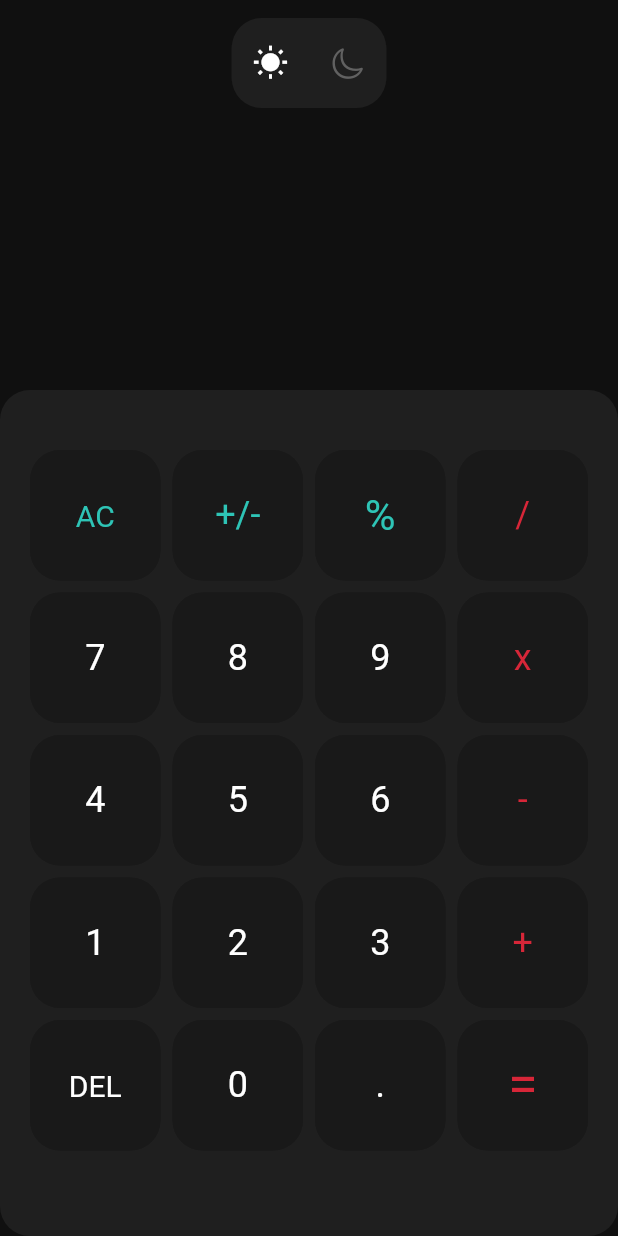
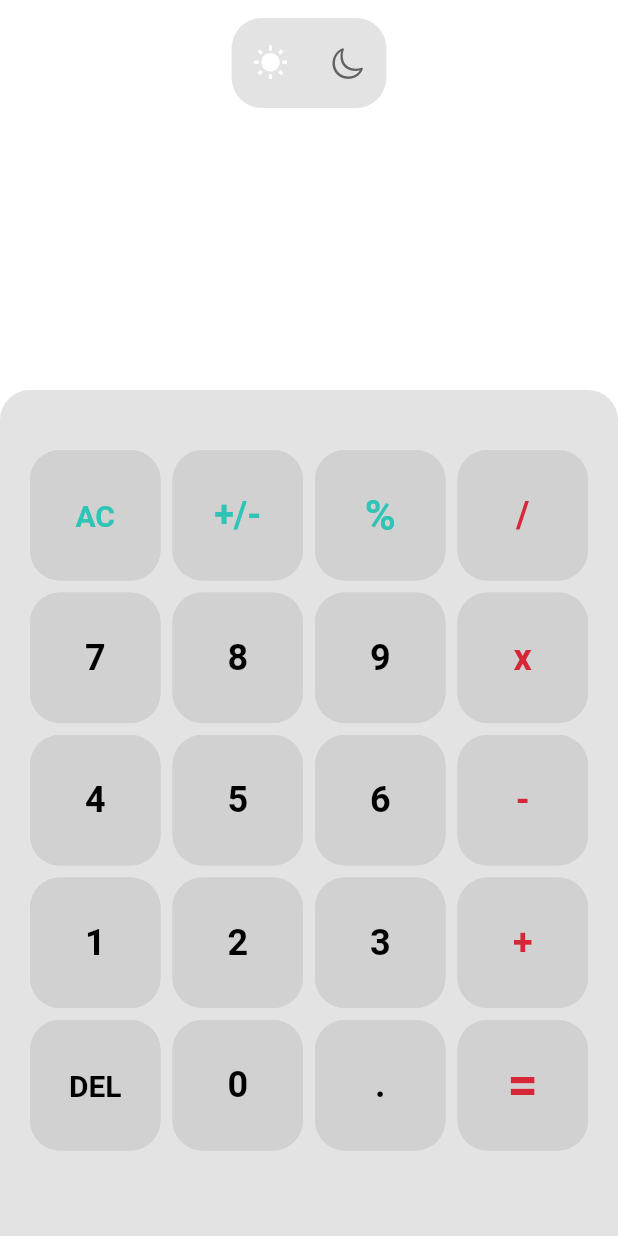
Before and after one commit to mjhamm/calculator_flutter, a Flutter app: the screen it shows after launch, on a phone screen of 412 x 824 dp. Run offline on Flutter 3.47's test engine with Material 2 defaults, Android fonts, the phone set to English and light mode, and no system bars; our stand-ins replace math_expressions.

Commit message:
added dark/light mode logic

```diff
--- a/lib/calc_button.dart
+++ b/lib/calc_button.dart
@@ -1,4 +1,3 @@
-import 'package:calculator_flutter/custom_colors.dart';
 import 'package:flutter/material.dart';
 
 class CalcButton extends StatelessWidget {
@@ -42,7 +41,7 @@ class CalcButton extends StatelessWidget {
                 style: TextStyle(
                   color: textColor,
                   fontSize: textSize,
-                  fontWeight: FontWeight.w400
+                  fontWeight: FontWeight.w600
                 ),
               ),
             ),
--- a/lib/custom_colors.dart
+++ b/lib/custom_colors.dart
@@ -4,8 +4,19 @@ class CustomColors {
 
   static const amaranth = Color.fromRGBO(215, 38, 56, 1);
   static const tiffany = Color.fromRGBO(46, 196, 182, 1);
-  static const richBlack = Color.fromRGBO(16, 16, 16, 1);
-  static const offBlack = Color.fromRGBO(31, 31, 31, 1);
-  static const buttonColor = Color.fromRGBO(25, 25, 25, 1);
+
+  // main background - dark mode
+  static const mainDark = Color.fromRGBO(16, 16, 16, 1);
+  // main background - light mode
+  static const mainLight = Colors.white;
+  // bottom background - dark mode
+  static const bottomDark = Color.fromRGBO(31, 31, 31, 1);
+  // bottom background - light mode
+  static const bottomLight = Color.fromRGBO(227, 227, 227, 1);
+  // button color - dark mode
+  static const buttonColorDark = Color.fromRGBO(25, 25, 25, 1);
+  // button color - light mode
+  static const buttonColorLight = Color.fromRGBO(209, 209, 209, 1);
+
 
 }
--- a/lib/main.dart
+++ b/lib/main.dart
@@ -1,5 +1,3 @@
-import 'dart:ffi';
-
 import 'package:calculator_flutter/calc_button.dart';
 import 'package:calculator_flutter/custom_colors.dart';
 import 'package:flutter/cupertino.dart';
@@ -64,12 +62,14 @@ class _MainPageState extends State<MainPage> {
 @override
   Widget build(BuildContext context) {
     return AnnotatedRegion<SystemUiOverlayStyle>(
-      value: SystemUiOverlayStyle.light.copyWith(
-        statusBarColor: CustomColors.richBlack
+      value: _isDarkModeOn ? SystemUiOverlayStyle.light.copyWith(
+        statusBarColor: _isDarkModeOn ? CustomColors.mainDark : CustomColors.mainLight
+      ) : SystemUiOverlayStyle.dark.copyWith(
+        statusBarColor: _isDarkModeOn ? CustomColors.mainDark : CustomColors.mainLight
       ),
       child: SafeArea(
         child: Scaffold(
-          backgroundColor: CustomColors.richBlack,
+          backgroundColor: _isDarkModeOn ? CustomColors.mainDark : CustomColors.mainLight,
           body: Column(
             children: <Widget>[
               Padding(
@@ -79,7 +79,7 @@ class _MainPageState extends State<MainPage> {
                   width: MediaQuery.of(context).size.width / 4,
                   decoration: BoxDecoration(
                     borderRadius: BorderRadius.circular(20),
-                    color: CustomColors.offBlack
+                    color: _isDarkModeOn ? CustomColors.bottomDark : CustomColors.bottomLight
                   ),
                   child: Row(
                     mainAxisAlignment: MainAxisAlignment.spaceAround,
@@ -92,7 +92,7 @@ class _MainPageState extends State<MainPage> {
                             });
                           },
                           child: Container(
-                            color: CustomColors.offBlack,
+                            color: _isDarkModeOn ? CustomColors.bottomDark : CustomColors.bottomLight,
                             child: Icon(Icons.wb_sunny, color: _isDarkModeOn ? Colors.grey[700] : Colors.white,),
                           ),
                         ),
@@ -105,7 +105,7 @@ class _MainPageState extends State<MainPage> {
                             });
                           },
                           child: Container(
-                            color: CustomColors.offBlack,
+                            color: _isDarkModeOn ? CustomColors.bottomDark : CustomColors.bottomLight,
                             child: Icon(CupertinoIcons.moon, color: _isDarkModeOn ? Colors.white : Colors.grey[700],),
                           ),
                         ),
@@ -125,9 +125,7 @@ class _MainPageState extends State<MainPage> {
                           alignment: Alignment.bottomRight,
                           child: Text(
                             input,
-                            maxLines: 1,
-                            softWrap: false,
-                            style: TextStyle(fontSize: 34, color: Colors.white, fontWeight: FontWeight.w400),
+                            style: TextStyle(fontSize: 34, color: _isDarkModeOn ? Colors.white : Colors.black, fontWeight: FontWeight.w400),
                           ),
                         ),
                         Container(
@@ -136,7 +134,7 @@ class _MainPageState extends State<MainPage> {
                             answer,
                             style: TextStyle(
                               fontSize: 50,
-                              color: Colors.white,
+                              color: _isDarkModeOn ? Colors.white : Colors.black,
                               fontWeight: FontWeight.bold
                             ),
                           ),
@@ -150,8 +148,8 @@ class _MainPageState extends State<MainPage> {
                 flex: 3,
                 child: Container(
                   decoration: BoxDecoration(
-                    borderRadius: BorderRadius.circular(20),
-                    color: CustomColors.offBlack,
+                    borderRadius: BorderRadius.only(topLeft: Radius.circular(20), topRight: Radius.circular(20)),
+                    color: _isDarkModeOn ? CustomColors.bottomDark : CustomColors.bottomLight,
                   ),
                   child: Padding(
                     padding: const EdgeInsets.only(left: 16.0, right: 16.0, top: 36),
@@ -171,7 +169,7 @@ class _MainPageState extends State<MainPage> {
                                   answer = '';
                               });
                             },
-                            buttonColor: CustomColors.buttonColor,);
+                            buttonColor: _isDarkModeOn ? CustomColors.buttonColorDark : CustomColors.buttonColorLight,);
                           // positive / negative
                           case 1:
                           return CalcButton(
@@ -179,7 +177,7 @@ class _MainPageState extends State<MainPage> {
                             buttonPressed: () {
 
                             },
-                            buttonColor: CustomColors.buttonColor,);
+                            buttonColor: _isDarkModeOn ? CustomColors.buttonColorDark : CustomColors.buttonColorLight,);
                           // percent
                           case 2:
                           return CalcButton(
@@ -189,11 +187,11 @@ class _MainPageState extends State<MainPage> {
                                 input += buttonSymbols[index];
                               });
                             },
-                            buttonColor: CustomColors.buttonColor,);
+                            buttonColor: _isDarkModeOn ? CustomColors.buttonColorDark : CustomColors.buttonColorLight,);
                           // delete
                           case 16:
                           return CalcButton(
-                            buttonText: buttonSymbols[index], textColor: Colors.white, textSize: 20,
+                            buttonText: buttonSymbols[index], textColor: _isDarkModeOn ? Colors.white : Colors.black, textSize: 20,
                             buttonPressed: () {
                               setState(() {
                                 if (input.isNotEmpty) {
@@ -201,7 +199,7 @@ class _MainPageState extends State<MainPage> {
                                 }
                               });
                             },
-                            buttonColor: CustomColors.buttonColor,);
+                            buttonColor: _isDarkModeOn ? CustomColors.buttonColorDark : CustomColors.buttonColorLight,);
                           // equal
                           case 19:
                           return CalcButton(
@@ -213,18 +211,18 @@ class _MainPageState extends State<MainPage> {
                                 });
                               }
                             },
-                            buttonColor: CustomColors.buttonColor,);
+                            buttonColor: _isDarkModeOn ? CustomColors.buttonColorDark : CustomColors.buttonColorLight,);
                           default:
                           return CalcButton(
                             buttonText: buttonSymbols[index],
-                            textColor: _isOperator(buttonSymbols[index]) ? CustomColors.amaranth : Colors.white,
+                            textColor: _isOperator(buttonSymbols[index]) ? CustomColors.amaranth : (_isDarkModeOn ? Colors.white : Colors.black),
                             textSize: 24,
                             buttonPressed: () {
                               setState(() {
                                 input += buttonSymbols[index];
                               });
                             },
-                            buttonColor: CustomColors.buttonColor,
+                            buttonColor: _isDarkModeOn ? CustomColors.buttonColorDark : CustomColors.buttonColorLight,
                           );
                         }
                       }
```
